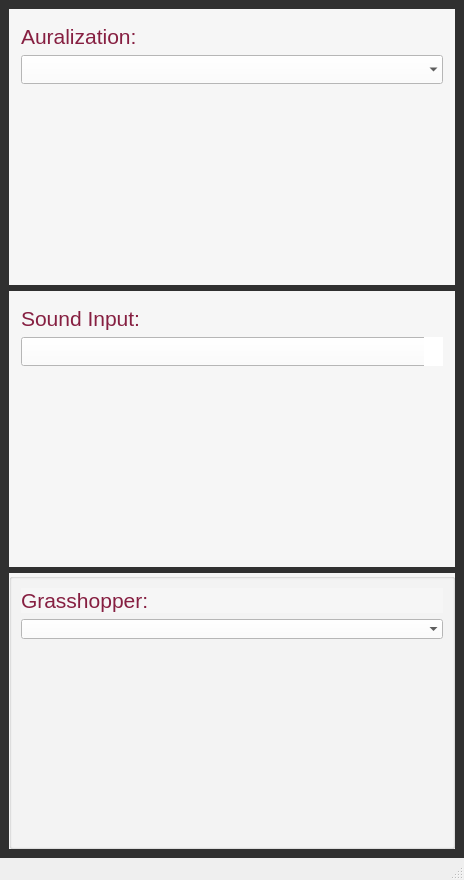
The window that gui.ui (cuehling/acoustic-architecture) describes before a commit, drawn with Qt 5.
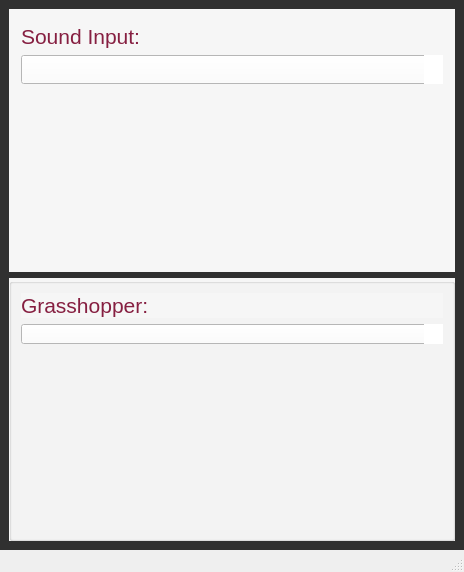
The same window after the commit.

```diff
--- a/gui.ui
+++ b/gui.ui
@@ -7,7 +7,7 @@
     <x>0</x>
     <y>0</y>
     <width>464</width>
-    <height>880</height>
+    <height>572</height>
    </rect>
   </property>
   <property name="windowTitle">
@@ -30,174 +30,6 @@
    </property>
    <layout class="QGridLayout" name="gridLayout">
     <item row="0" column="0">
-     <widget class="QGroupBox" name="impulse_response">
-      <property name="palette">
-       <palette>
-        <active>
-         <colorrole role="Button">
-          <brush brushstyle="SolidPattern">
-           <color alpha="255">
-            <red>246</red>
-            <green>246</green>
-            <blue>246</blue>
-           </color>
-          </brush>
-         </colorrole>
-         <colorrole role="Base">
-          <brush brushstyle="SolidPattern">
-           <color alpha="255">
-            <red>246</red>
-            <green>246</green>
-            <blue>246</blue>
-           </color>
-          </brush>
-         </colorrole>
-         <colorrole role="Window">
-          <brush brushstyle="SolidPattern">
-           <color alpha="255">
-            <red>246</red>
-            <green>246</green>
-            <blue>246</blue>
-           </color>
-          </brush>
-         </colorrole>
-        </active>
-        <inactive>
-         <colorrole role="Button">
-          <brush brushstyle="SolidPattern">
-           <color alpha="255">
-            <red>246</red>
-            <green>246</green>
-            <blue>246</blue>
-           </color>
-          </brush>
-         </colorrole>
-         <colorrole role="Base">
-          <brush brushstyle="SolidPattern">
-           <color alpha="255">
-            <red>246</red>
-            <green>246</green>
-            <blue>246</blue>
-           </color>
-          </brush>
-         </colorrole>
-         <colorrole role="Window">
-          <brush brushstyle="SolidPattern">
-           <color alpha="255">
-            <red>246</red>
-            <green>246</green>
-            <blue>246</blue>
-           </color>
-          </brush>
-         </colorrole>
-        </inactive>
-        <disabled>
-         <colorrole role="Button">
-          <brush brushstyle="SolidPattern">
-           <color alpha="255">
-            <red>246</red>
-            <green>246</green>
-            <blue>246</blue>
-           </color>
-          </brush>
-         </colorrole>
-         <colorrole role="Base">
-          <brush brushstyle="SolidPattern">
-           <color alpha="255">
-            <red>246</red>
-            <green>246</green>
-            <blue>246</blue>
-           </color>
-          </brush>
-         </colorrole>
-         <colorrole role="Window">
-          <brush brushstyle="SolidPattern">
-           <color alpha="255">
-            <red>246</red>
-            <green>246</green>
-            <blue>246</blue>
-           </color>
-          </brush>
-         </colorrole>
-        </disabled>
-       </palette>
-      </property>
-      <property name="font">
-       <font>
-        <pointsize>10</pointsize>
-        <kerning>false</kerning>
-       </font>
-      </property>
-      <property name="styleSheet">
-       <string notr="true">QGroupBox{
-background-color: #F6F6F6;
-border: #E5751F
-}</string>
-      </property>
-      <property name="title">
-       <string/>
-      </property>
-      <property name="flat">
-       <bool>false</bool>
-      </property>
-      <property name="checkable">
-       <bool>false</bool>
-      </property>
-      <layout class="QGridLayout" name="gridLayout_3">
-       <item row="0" column="0">
-        <widget class="QLabel" name="label_3">
-         <property name="font">
-          <font>
-           <pointsize>16</pointsize>
-           <weight>50</weight>
-           <bold>false</bold>
-          </font>
-         </property>
-         <property name="styleSheet">
-          <string notr="true">QLabel{
-background-color: #F6F6F6;
-color: #861F41
-}</string>
-         </property>
-         <property name="text">
-          <string>Auralization:</string>
-         </property>
-        </widget>
-       </item>
-       <item row="1" column="0">
-        <widget class="QComboBox" name="comboBox_2">
-         <property name="font">
-          <font>
-           <pointsize>14</pointsize>
-          </font>
-         </property>
-         <property name="styleSheet">
-          <string notr="true">QComboBox{
-background-color: #FFFFFF;
-}</string>
-         </property>
-         <property name="frame">
-          <bool>false</bool>
-         </property>
-        </widget>
-       </item>
-       <item row="2" column="0">
-        <spacer name="verticalSpacer">
-         <property name="orientation">
-          <enum>Qt::Vertical</enum>
-         </property>
-         <property name="sizeHint" stdset="0">
-          <size>
-           <width>20</width>
-           <height>40</height>
-          </size>
-         </property>
-        </spacer>
-       </item>
-      </layout>
-     </widget>
-    </item>
-    <item row="1" column="0">
      <widget class="QGroupBox" name="input">
       <property name="styleSheet">
        <string notr="true">QGroupBox{
@@ -273,7 +105,7 @@
       </layout>
      </widget>
     </item>
-    <item row="2" column="0">
+    <item row="1" column="0">
      <widget class="QGroupBox" name="grasshopper">
       <property name="font">
        <font>
@@ -327,6 +159,12 @@
          <property name="styleSheet">
           <string notr="true">QComboBox{
 background-color: #FFFFFF;
+placeholder-text-color: #000000;
+color: #000000
+}
+QComboBox::drop-down{
+background-color: #FFFFFF;
+placeholder-text-color: #000000
 }</string>
          </property>
          <property name="frame">
```
